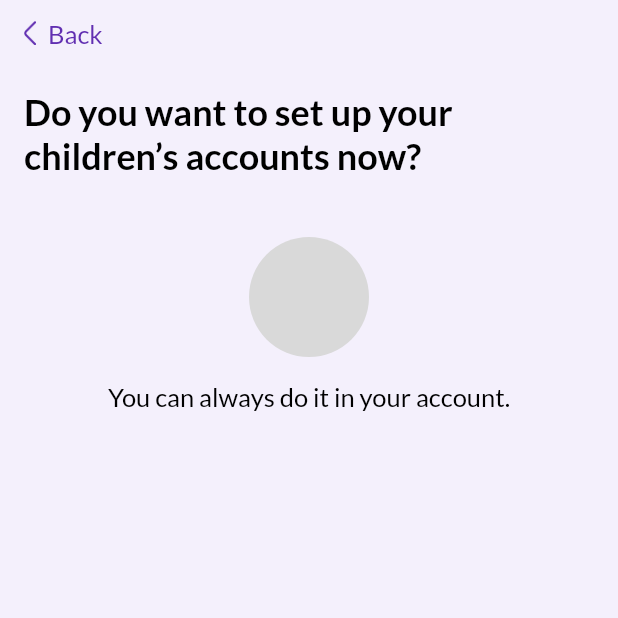
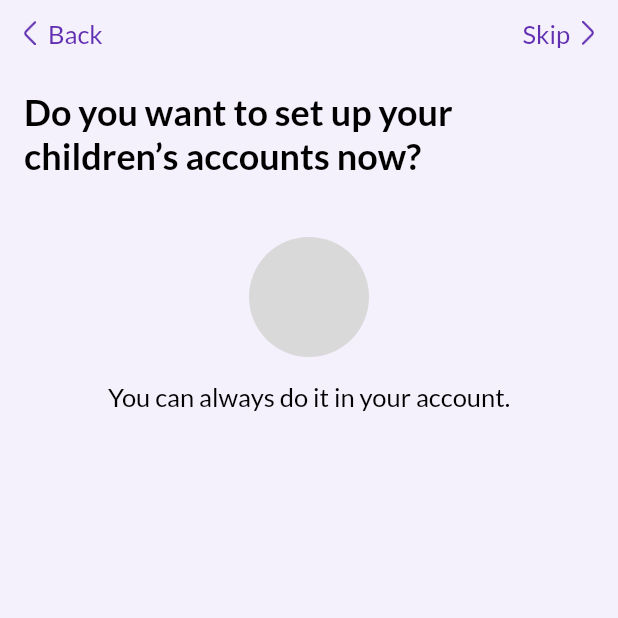
Before and after one commit to MrSanchezzzzz/kidbank.market, a Flutter app: the ChildAuthScreen screen opened by its route, on a phone screen of 412 x 824 dp, the top half of it. Run offline on Flutter 3.47's test engine with Material 3 defaults, Android fonts, the phone set to English and light mode, and no system bars; our stand-ins replace adaptive_dialog, flutter_riverpod, go_router, hooks_riverpod, image_picker and 2 more; missing offline and left inert: dart:ffi, syncfusion_flutter_core.

Commit message:
Design changes

```diff
--- a/lib/features/auth/presentation/screens/child_auth.dart
+++ b/lib/features/auth/presentation/screens/child_auth.dart
@@ -10,11 +10,23 @@ class ChildAuthScreen extends StatelessWidget {
   @override
   Widget build(BuildContext context) {
     return CupertinoPageScaffold(
-      navigationBar: const CupertinoNavigationBar(
+      navigationBar: CupertinoNavigationBar(
         leading: Row(
-          mainAxisAlignment: MainAxisAlignment.start,
+          mainAxisAlignment: MainAxisAlignment.spaceBetween,
           children: [
-            MainBackButton(label: 'Back',)
+            const MainBackButton(label: 'Back',),
+            GestureDetector(
+              onTap: ()=>context.go('/'),
+              child: Row(
+                mainAxisSize: MainAxisSize.min,
+                children: [
+                  Text('Skip',style: CupertinoTheme.of(context).textTheme.navActionTextStyle,),
+                  const SizedBox(width: 8,),
+                  Image.asset('assets/images/forward.png',height: 16,width: 8,),
+                  const SizedBox(width: 16,)
+                ],
+              ),
+            )
           ],
         ),
       ),
```
Also changed, not shown: assets/images/forward.png (added).
